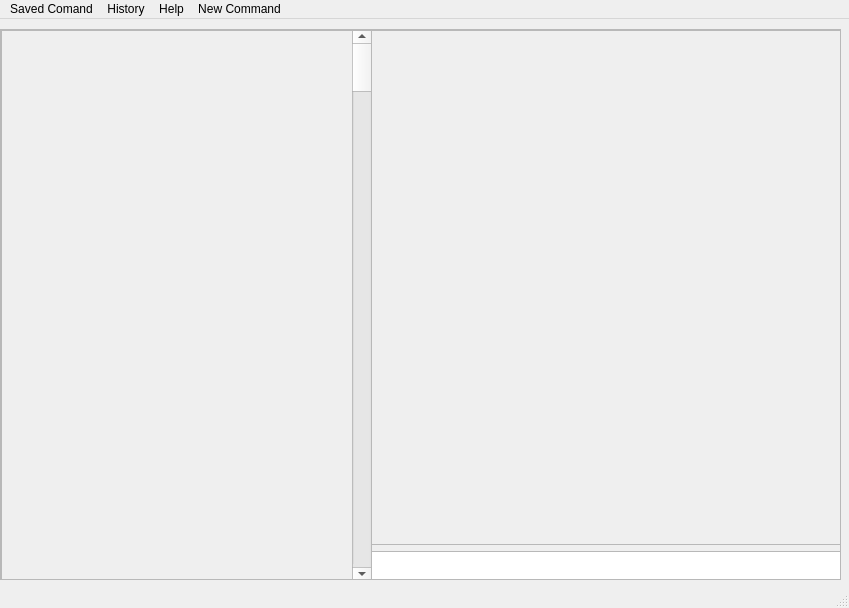
Above: TestMyWidget/mainwindow.ui from DizelforClaSS/Qt-project before the change. Below: the same form after it.
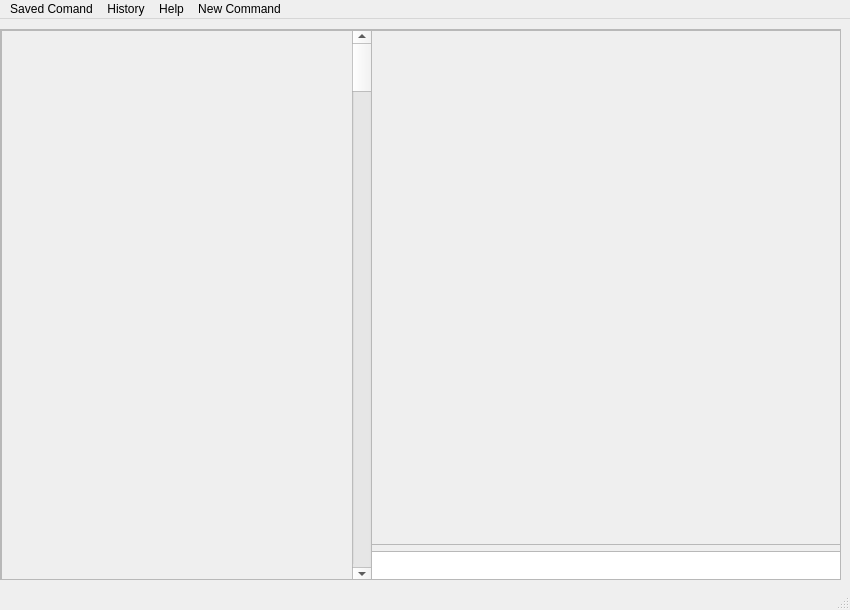
That is the form after the change.

What changed in the file:
```diff
--- a/TestMyWidget/mainwindow.ui
+++ b/TestMyWidget/mainwindow.ui
@@ -2,14 +2,35 @@
 <ui version="4.0">
  <class>MainWindow</class>
  <widget class="QMainWindow" name="MainWindow">
+  <property name="enabled">
+   <bool>true</bool>
+  </property>
   <property name="geometry">
    <rect>
     <x>0</x>
     <y>0</y>
-    <width>849</width>
-    <height>608</height>
+    <width>850</width>
+    <height>610</height>
    </rect>
   </property>
+  <property name="sizePolicy">
+   <sizepolicy hsizetype="Fixed" vsizetype="Fixed">
+    <horstretch>0</horstretch>
+    <verstretch>0</verstretch>
+   </sizepolicy>
+  </property>
+  <property name="minimumSize">
+   <size>
+    <width>850</width>
+    <height>610</height>
+   </size>
+  </property>
+  <property name="maximumSize">
+   <size>
+    <width>850</width>
+    <height>610</height>
+   </size>
+  </property>
   <property name="windowTitle">
    <string>GNU Widget</string>
   </property>
@@ -131,7 +152,7 @@
     <rect>
      <x>0</x>
      <y>0</y>
-     <width>849</width>
+     <width>850</width>
      <height>22</height>
     </rect>
    </property>
```
